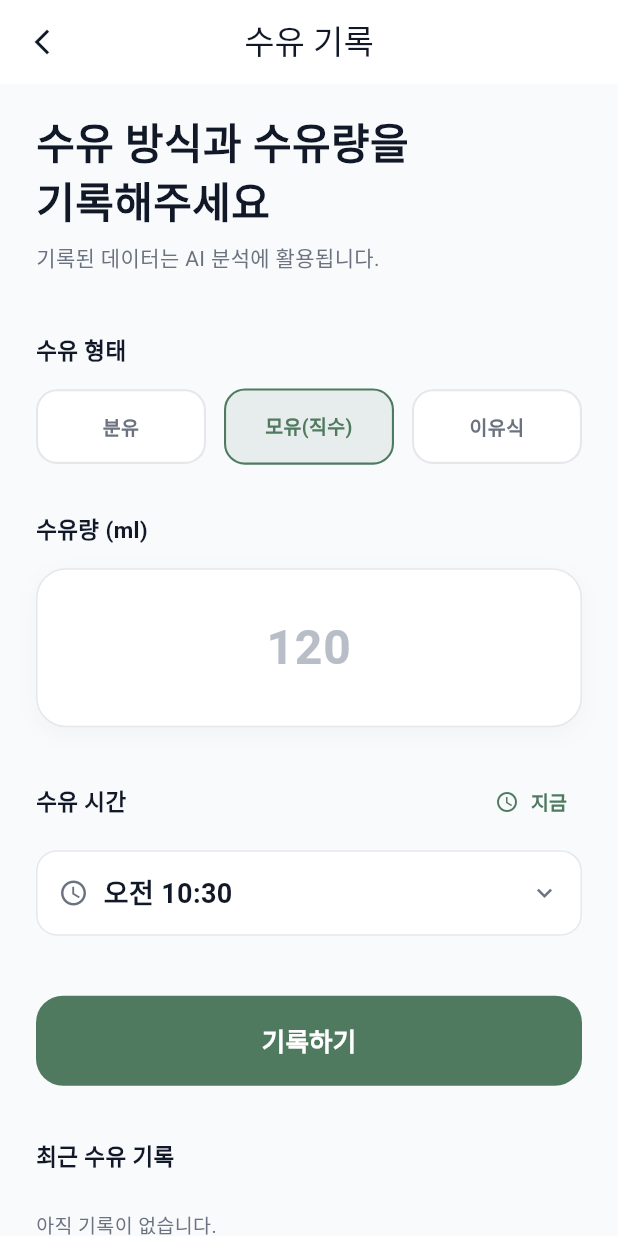
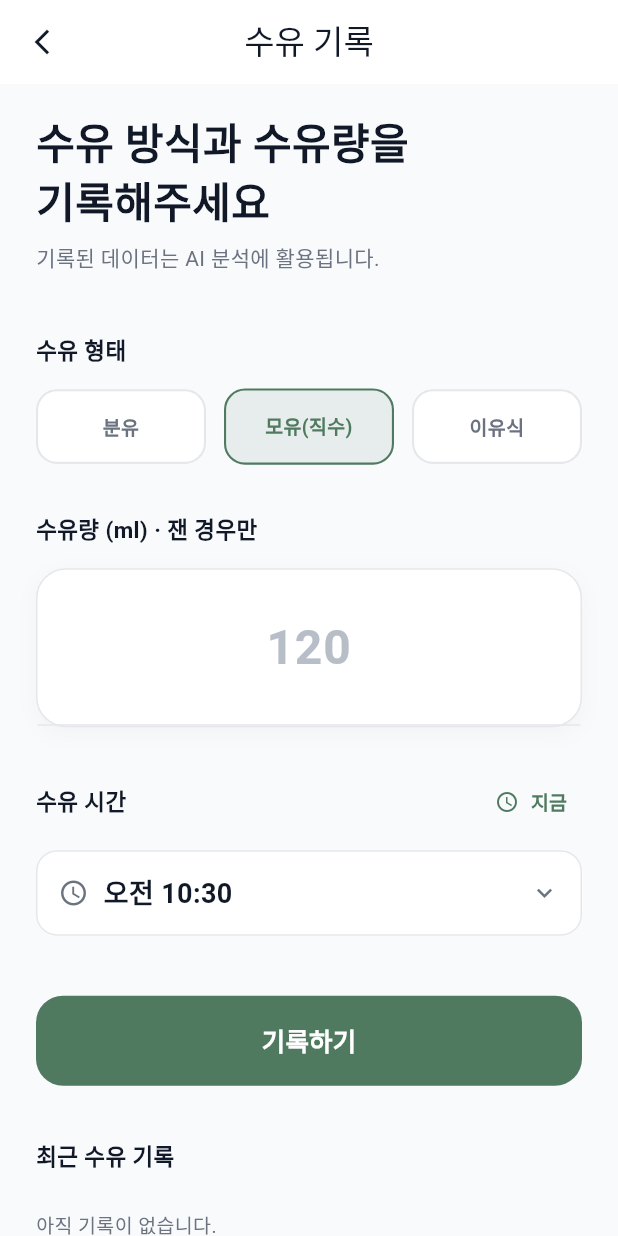
Before and after one commit to 2skyy/BabySence, a Flutter app: the FeedingRecordPage screen opened directly, after a tap on "모유(직수)", on a phone screen of 412 x 824 dp. Run offline on Flutter 3.47's test engine with Material 3 defaults, Android fonts, the phone set to English and light mode, and no system bars; our stand-ins replace audioplayers, dio, firebase_core, firebase_messaging, fl_chart, flutter_local_notifications and 5 more; missing offline and left inert: flutter_background_service, noise_meter; accounts and stored records are empty.

Commit message:
fix: 모유(직수)도 수유량을 적을 수 있게 — 필수가 아니라 선택으로
모유(직수)는 잴 수 없다는 이유로 수유량 입력칸 자체를 막아 두었다. 그런데
유축해서 먹였거나 체중법으로 잰 보호자는 아는 양을 적을 곳이 없었다.

allowsAmount(입력 금지)를 requiresAmount(필수 여부)로 바꾼다. 분유·이유식은
그대로 필수, 모유(직수)는 선택이다 — 비우면 예전처럼 NULL, 적으면 저장한다.
범위 검사(0~2000)는 종류와 상관없이 값이 있을 때만 본다. 라벨에 "잰 경우만"을
붙여 비워도 된다는 것을 알린다.

판정에는 영향이 없다. 수유 판정은 수유량을 기준으로 삼지 않기로 이미
정해져 있다(docs/assessment-rules.md). DB도 유형별 제약이 없어 마이그레이션이
필요 없다.

Co-Authored-By: Claude Fable 5.1 <noreply@anthropic.com>

```diff
--- a/lib/features/detail/feeding_record_page.dart
+++ b/lib/features/detail/feeding_record_page.dart
@@ -101,17 +101,16 @@ class _FeedingRecordPageState extends State<FeedingRecordPage> {
     final type = FeedingType.fromLabel(selectedFeedingType);
     final amount = int.tryParse(feedingAmountController.text);
 
-    // 모유(직수)는 계량이 불가능해 수유량을 받지 않습니다(테이블도 NULL 허용).
-    if (type.allowsAmount) {
-      if (amount == null) {
+    // 분유·이유식은 수유량이 필수, 모유(직수)는 선택입니다(잰 경우만 적고,
+    // 비우면 NULL). 적었다면 종류와 상관없이 범위를 봅니다.
+    if (type.requiresAmount && amount == null) {
       _showMessage('수유량을 입력해주세요.');
       return;
     }
     // amount_ml의 CHECK 제약(0~2000)과 같은 범위입니다.
-      if (amount < 0 || amount > 2000) {
+    if (amount != null && (amount < 0 || amount > 2000)) {
       _showMessage('수유량은 0~2000ml 사이로 입력해주세요.');
       return;
-      }
     }
 
     final fedAt = _time.toDateTime();
@@ -214,7 +213,10 @@ class _FeedingRecordPageState extends State<FeedingRecordPage> {
               ),
               const SizedBox(height: 32),
               Text(
-                '수유량 (ml)',
+                // 직수는 대개 잴 수 없으니 비워도 된다는 것을 라벨에서 알립니다.
+                FeedingType.fromLabel(selectedFeedingType).requiresAmount
+                    ? '수유량 (ml)'
+                    : '수유량 (ml) · 잰 경우만',
                 style: TextStyle(
                   fontSize: 15,
                   fontWeight: FontWeight.w700,
@@ -237,8 +239,6 @@ class _FeedingRecordPageState extends State<FeedingRecordPage> {
                 ),
                 child: TextField(
                   controller: feedingAmountController,
-                  // 모유(직수)는 계량이 불가능해 입력을 막습니다.
-                  enabled: FeedingType.fromLabel(selectedFeedingType).allowsAmount,
                   keyboardType: TextInputType.number,
                   // ✅ 숫자만 입력 가능
                   inputFormatters: [
--- a/lib/features/detail/feeding_record_service.dart
+++ b/lib/features/detail/feeding_record_service.dart
@@ -20,9 +20,13 @@ enum FeedingType {
         orElse: () => FeedingType.formula,
       );
 
-  /// 모유(직수)는 계량이 불가능해 amount_ml을 NULL로 둡니다.
-  /// 테이블 주석에 명시된 규칙입니다.
-  bool get allowsAmount => this != FeedingType.breast;
+  /// 수유량을 반드시 받아야 하는지.
+  ///
+  /// 분유·이유식은 양을 알 수 있으니 받습니다. 모유(직수)는 대개 잴 수 없어
+  /// **선택**입니다 — 유축해서 먹였거나 체중법으로 잰 보호자는 적을 수 있고,
+  /// 비워 두면 NULL로 남습니다(테이블 주석의 "NULL 허용"이 그 뜻입니다).
+  /// 예전에는 입력칸 자체를 막았는데, 잰 사람은 적을 곳이 없었습니다.
+  bool get requiresAmount => this != FeedingType.breast;
 }
 
 /// feeding_records 테이블의 한 행.
@@ -100,7 +104,7 @@ class FeedingRecordService {
       'baby_id': babyId,
       'feeding_type': type.name,
       // 모유(직수)는 수량을 받지 않으므로 값이 들어와도 무시합니다.
-      'amount_ml': type.allowsAmount ? amountMl : null,
+      'amount_ml': amountMl,
       'fed_at': toDbTime(fedAt),
     };
   }
```
Also changed, not shown: 1 other file. Lines whose indentation alone changed are shown as unchanged.
